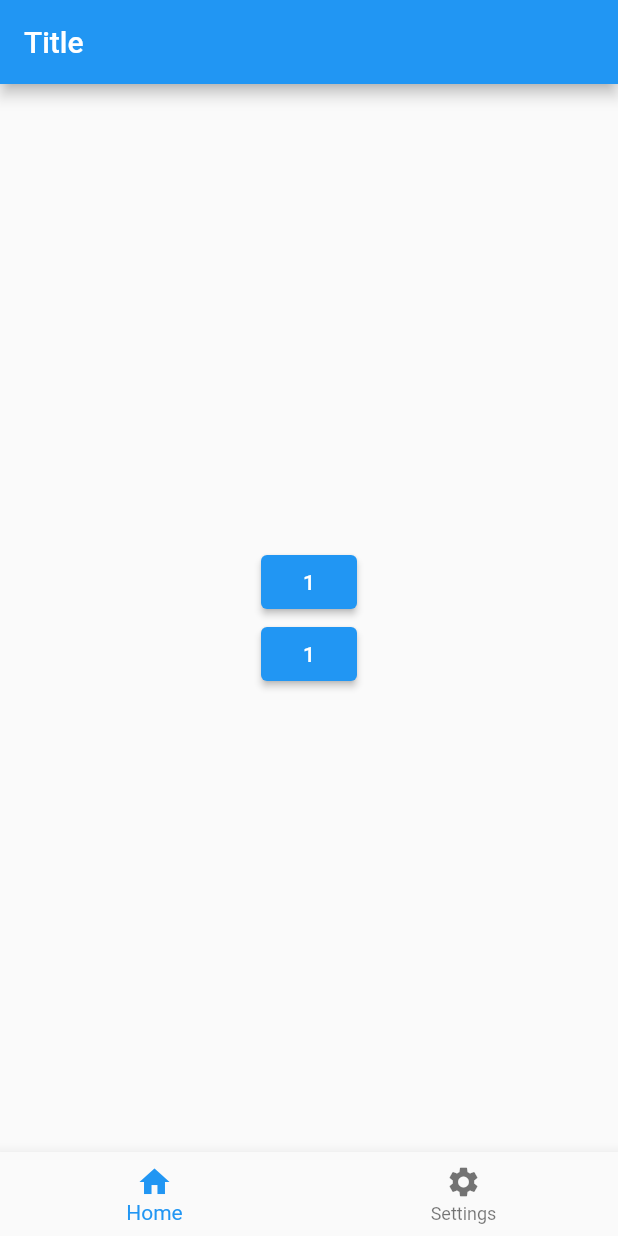
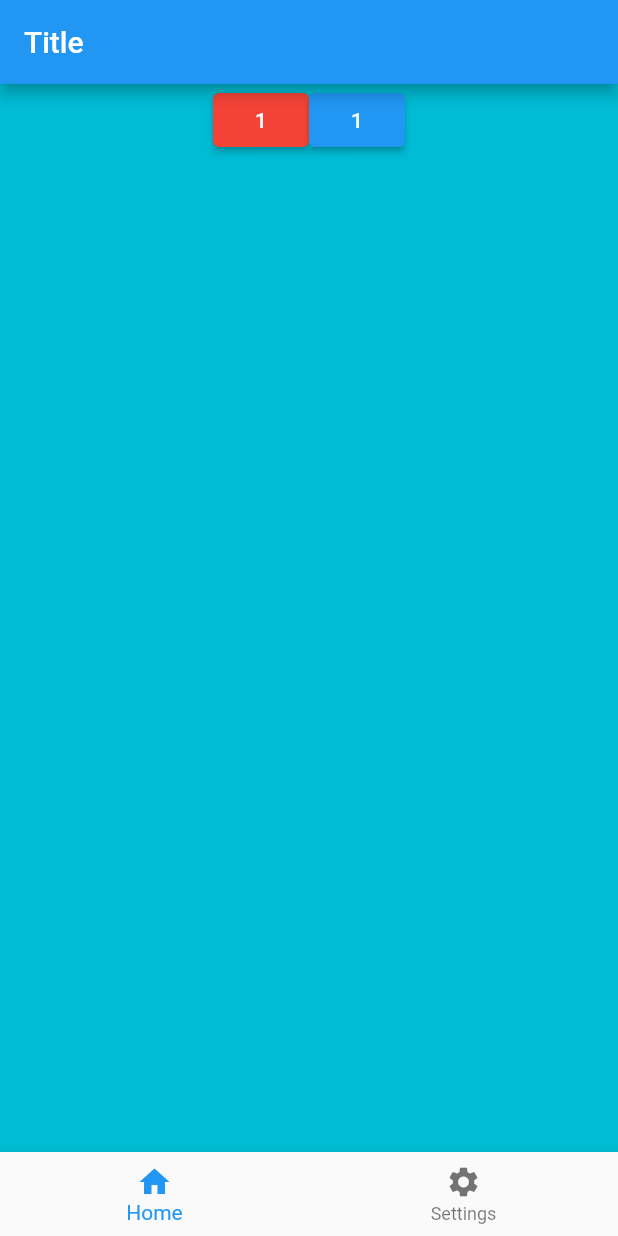
Before and after one commit to ElKhattoutiMohamed/first_flutter_app, a Flutter app: the screen it shows after launch, on a phone screen of 412 x 824 dp. Run offline on Flutter 3.47's test engine with Material 2 defaults, Android fonts, the phone set to English and light mode, and no system bars.

Commit message:
continuing the course

```diff
--- a/first_app/lib/main.dart
+++ b/first_app/lib/main.dart
@@ -1,3 +1,5 @@
+// ignore_for_file: unnecessary_string_escapes
+
 import 'package:flutter/material.dart';
 
 void main() {
@@ -22,13 +24,18 @@ class _MyAppState extends State<MyApp> {
         appBar: AppBar(
           title: const Text("Title"),
         ),
-        body: SizedBox(
-          height: ,
-          child: Center(
-              child: Column(
+        body: Center(
+          child: currentIndex == 0
+              ? Container(
+                  width: double.infinity,
+                  height: double.infinity,
+                  color: Colors.cyan,
+                  child: Row(
                     mainAxisAlignment: MainAxisAlignment.center,
+                    crossAxisAlignment: CrossAxisAlignment.start,
                     children: [
                       ElevatedButton(
+                          style: ElevatedButton.styleFrom(primary: Colors.red),
                           onPressed: () {
                             setState(() {
                               buttonName++;
@@ -43,7 +50,9 @@ class _MyAppState extends State<MyApp> {
                           },
                           child: Text("$buttonName")),
                     ],
-          )),
+                  ),
+                )
+              : Image.asset('assets/images/01.png'),
         ),
         bottomNavigationBar: BottomNavigationBar(
           items: const [
--- a/first_app/pubspec.yaml
+++ b/first_app/pubspec.yaml
@@ -58,8 +58,8 @@ flutter:
   uses-material-design: true
 
   # To add assets to your application, add an assets section, like this:
-  # assets:
-  #   - images/a_dot_burr.jpeg
+  assets:
+    - assets/images/
   #   - images/a_dot_ham.jpeg
 
   # An image asset can refer to one or more resolution-specific "variants", see
```
Also changed, not shown: first_app/assets/images/01.png (added). Lines whose indentation alone changed are shown as unchanged.
